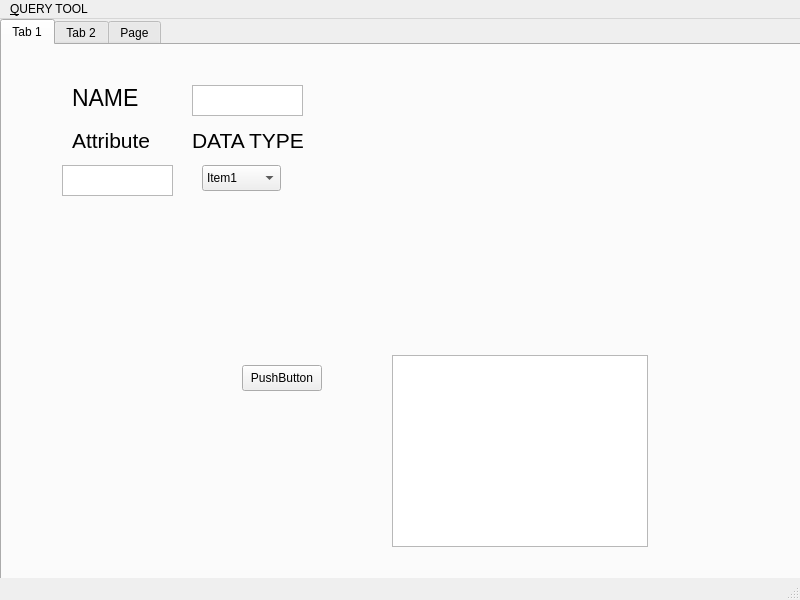
First picture: the form in form.ui, repository ZaneFerns360/querysurreal, before the edit.
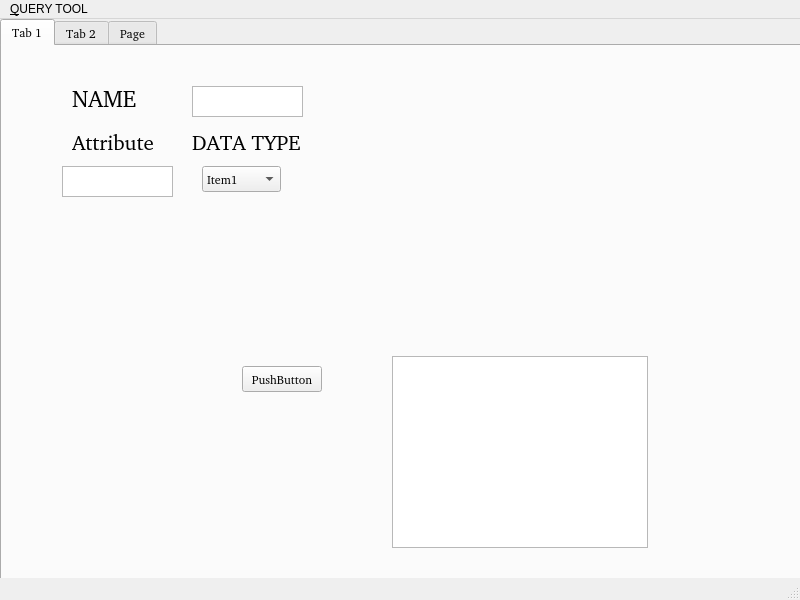
Second picture: the form after the edit.

```diff
--- a/form.ui
+++ b/form.ui
@@ -23,6 +23,11 @@
       <height>571</height>
      </rect>
     </property>
+    <property name="font">
+     <font>
+      <family>RobotoMono Nerd Font Propo [GOOG]</family>
+     </font>
+    </property>
     <property name="currentIndex">
      <number>0</number>
     </property>
@@ -41,6 +46,7 @@
       </property>
       <property name="font">
        <font>
+        <family>RobotoMono Nerd Font Propo [GOOG]</family>
         <pointsize>17</pointsize>
         <bold>false</bold>
        </font>
@@ -90,6 +96,7 @@
       </property>
       <property name="font">
        <font>
+        <family>RobotoMono Nerd Font Propo [GOOG]</family>
         <pointsize>16</pointsize>
        </font>
       </property>
@@ -118,6 +125,7 @@
       </property>
       <property name="font">
        <font>
+        <family>RobotoMono Nerd Font Propo [GOOG]</family>
         <pointsize>16</pointsize>
        </font>
       </property>
```
